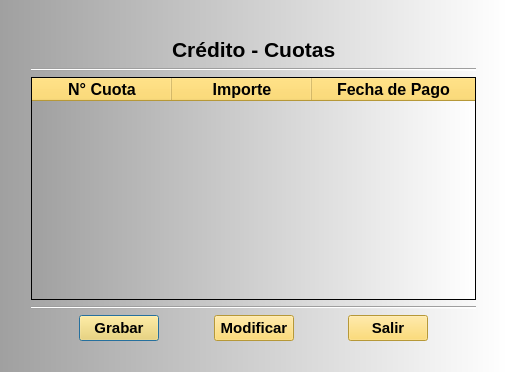
Qt form ERP_Consulta_Cuotas.ui (RonnyOre/P11_Notas) before a commit.
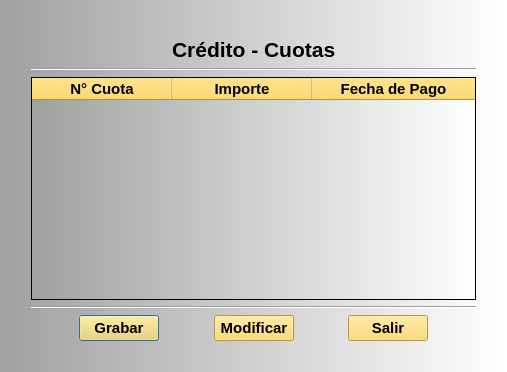
The same form after that commit.

```diff
--- a/ERP_Consulta_Cuotas.ui
+++ b/ERP_Consulta_Cuotas.ui
@@ -116,7 +116,7 @@
       <widget class="QTableWidget" name="tbwCuotas">
        <property name="font">
         <font>
-         <pointsize>12</pointsize>
+         <pointsize>11</pointsize>
         </font>
        </property>
        <property name="styleSheet">
@@ -143,7 +143,7 @@
         </property>
         <property name="font">
          <font>
-          <pointsize>12</pointsize>
+          <pointsize>11</pointsize>
           <weight>75</weight>
           <bold>true</bold>
          </font>
@@ -158,7 +158,7 @@
         </property>
         <property name="font">
          <font>
-          <pointsize>12</pointsize>
+          <pointsize>11</pointsize>
           <weight>75</weight>
           <bold>true</bold>
          </font>
@@ -173,7 +173,7 @@
         </property>
         <property name="font">
          <font>
-          <pointsize>12</pointsize>
+          <pointsize>11</pointsize>
           <weight>75</weight>
           <bold>true</bold>
          </font>
```
